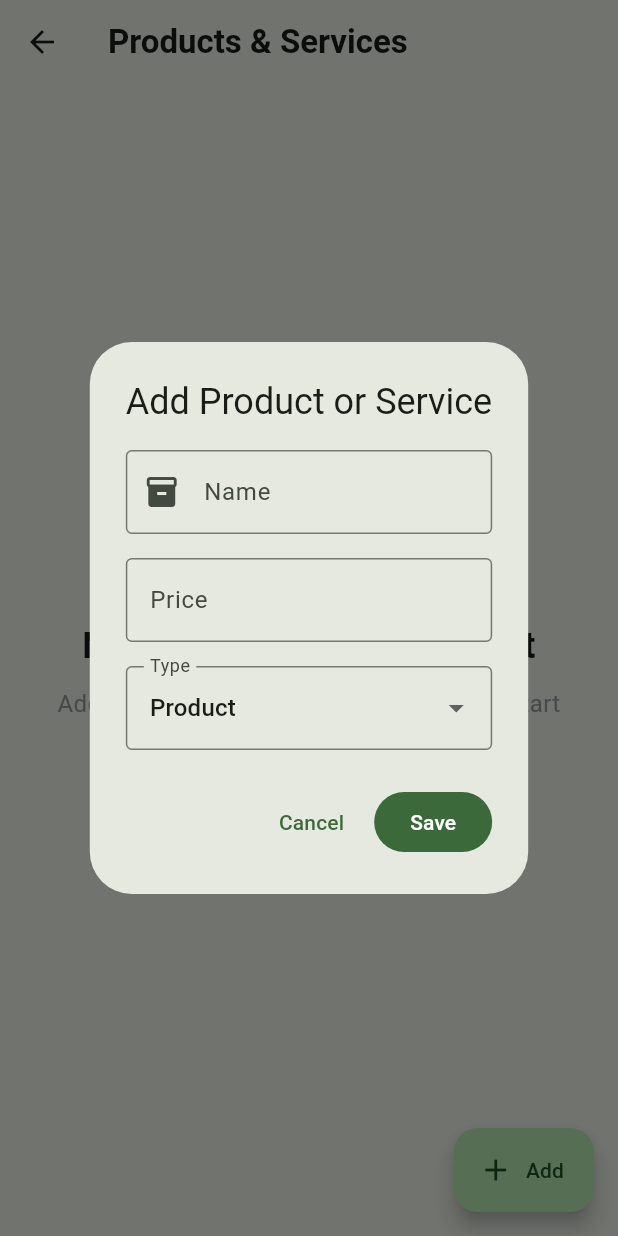
After one commit to KhensaneM/KasiBiz, a Flutter app: the ProductsPage screen opened directly, after a tap on "Add Product or Service", on a phone screen of 412 x 824 dp. The commit adds this screen. Run offline on Flutter 3.47's test engine with Material 3 defaults, Android fonts, the phone set to English and light mode, and no system bars; our stand-ins replace firebase_auth, firebase_core; accounts and stored records are empty.

Commit message:
Add products and services management

```diff
--- /dev/null
+++ b/lib/pages/products_page.dart
@@ -0,0 +1,282 @@
+import 'package:flutter/material.dart';
+
+class ProductsPage extends StatefulWidget {
+  const ProductsPage({super.key});
+
+  @override
+  State<ProductsPage> createState() => _ProductsPageState();
+}
+
+class _ProductsPageState extends State<ProductsPage> {
+  final List<Map<String, dynamic>> _items = [];
+
+  Future<void> _showAddItemDialog() async {
+    final nameController = TextEditingController();
+    final priceController = TextEditingController();
+
+    String selectedType = 'Product';
+
+    await showDialog<void>(
+      context: context,
+      builder: (dialogContext) {
+        return StatefulBuilder(
+          builder: (context, setDialogState) {
+            return AlertDialog(
+              title: const Text('Add Product or Service'),
+              content: SingleChildScrollView(
+                child: Column(
+                  mainAxisSize: MainAxisSize.min,
+                  children: [
+                    TextField(
+                      controller: nameController,
+                      textCapitalization: TextCapitalization.words,
+                      decoration: const InputDecoration(
+                        labelText: 'Name',
+                        hintText: 'Example: Kota',
+                        border: OutlineInputBorder(),
+                        prefixIcon: Icon(Icons.inventory_2),
+                      ),
+                    ),
+                    const SizedBox(height: 16),
+                    TextField(
+                      controller: priceController,
+                      keyboardType: const TextInputType.numberWithOptions(
+                        decimal: true,
+                      ),
+                      decoration: const InputDecoration(
+                        labelText: 'Price',
+                        hintText: 'Example: 35.00',
+                        border: OutlineInputBorder(),
+                        prefixText: 'R ',
+                      ),
+                    ),
+                    const SizedBox(height: 16),
+                    DropdownButtonFormField<String>(
+                      initialValue: selectedType,
+                      decoration: const InputDecoration(
+                        labelText: 'Type',
+                        border: OutlineInputBorder(),
+                      ),
+                      items: const [
+                        DropdownMenuItem(
+                          value: 'Product',
+                          child: Text('Product'),
+                        ),
+                        DropdownMenuItem(
+                          value: 'Service',
+                          child: Text('Service'),
+                        ),
+                      ],
+                      onChanged: (value) {
+                        if (value == null) return;
+
+                        setDialogState(() {
+                          selectedType = value;
+                        });
+                      },
+                    ),
+                  ],
+                ),
+              ),
+              actions: [
+                TextButton(
+                  onPressed: () {
+                    Navigator.of(dialogContext).pop();
+                  },
+                  child: const Text('Cancel'),
+                ),
+                FilledButton(
+                  onPressed: () {
+                    final name = nameController.text.trim();
+                    final priceText = priceController.text.trim();
+                    final price = double.tryParse(priceText);
+
+                    if (name.isEmpty) {
+                      ScaffoldMessenger.of(this.context).showSnackBar(
+                        const SnackBar(
+                          content: Text(
+                            'Please enter a product or service name.',
+                          ),
+                        ),
+                      );
+                      return;
+                    }
+
+                    if (price == null || price < 0) {
+                      ScaffoldMessenger.of(this.context).showSnackBar(
+                        const SnackBar(
+                          content: Text(
+                            'Please enter a valid price.',
+                          ),
+                        ),
+                      );
+                      return;
+                    }
+
+                    setState(() {
+                      _items.add({
+                        'name': name,
+                        'price': price,
+                        'type': selectedType,
+                      });
+                    });
+
+                    Navigator.of(dialogContext).pop();
+                  },
+                  child: const Text('Save'),
+                ),
+              ],
+            );
+          },
+        );
+      },
+    );
+
+    // We deliberately do not manually dispose these here.
+    // The dialog has already been removed from the widget tree.
+  }
+
+  void _deleteItem(int index) {
+    final String itemName = _items[index]['name'] as String;
+
+    setState(() {
+      _items.removeAt(index);
+    });
+
+    ScaffoldMessenger.of(context).showSnackBar(
+      SnackBar(
+        content: Text('$itemName removed.'),
+      ),
+    );
+  }
+
+  @override
+  Widget build(BuildContext context) {
+    return Scaffold(
+      appBar: AppBar(
+        title: const Text(
+          'Products & Services',
+          style: TextStyle(
+            fontWeight: FontWeight.bold,
+          ),
+        ),
+      ),
+      floatingActionButton: FloatingActionButton.extended(
+        onPressed: _showAddItemDialog,
+        icon: const Icon(Icons.add),
+        label: const Text('Add'),
+      ),
+      body: _items.isEmpty
+          ? _buildEmptyState()
+          : _buildItemsList(),
+    );
+  }
+
+  Widget _buildEmptyState() {
+    return Center(
+      child: Padding(
+        padding: const EdgeInsets.all(32),
+        child: Column(
+          mainAxisAlignment: MainAxisAlignment.center,
+          children: [
+            const Icon(
+              Icons.inventory_2_outlined,
+              size: 90,
+              color: Colors.green,
+            ),
+            const SizedBox(height: 20),
+            const Text(
+              'No products or services yet',
+              textAlign: TextAlign.center,
+              style: TextStyle(
+                fontSize: 24,
+                fontWeight: FontWeight.bold,
+              ),
+            ),
+            const SizedBox(height: 10),
+            const Text(
+              'Add what your business sells so you can start recording sales.',
+              textAlign: TextAlign.center,
+              style: TextStyle(
+                fontSize: 16,
+                color: Colors.grey,
+              ),
+            ),
+            const SizedBox(height: 25),
+            FilledButton.icon(
+              onPressed: _showAddItemDialog,
+              icon: const Icon(Icons.add),
+              label: const Text(
+                'Add Product or Service',
+              ),
+            ),
+          ],
+        ),
+      ),
+    );
+  }
+
+  Widget _buildItemsList() {
+    return ListView.builder(
+      padding: const EdgeInsets.fromLTRB(
+        16,
+        16,
+        16,
+        100,
+      ),
+      itemCount: _items.length,
+      itemBuilder: (context, index) {
+        final item = _items[index];
+
+        final String name = item['name'] as String;
+        final double price = item['price'] as double;
+        final String type = item['type'] as String;
+
+        return Card(
+          margin: const EdgeInsets.only(bottom: 12),
+          child: ListTile(
+            contentPadding: const EdgeInsets.symmetric(
+              horizontal: 18,
+              vertical: 8,
+            ),
+            leading: CircleAvatar(
+              child: Icon(
+                type == 'Product'
+                    ? Icons.shopping_bag
+                    : Icons.design_services,
+              ),
+            ),
+            title: Text(
+              name,
+              style: const TextStyle(
+                fontWeight: FontWeight.bold,
+              ),
+            ),
+            subtitle: Text(type),
+            trailing: Row(
+              mainAxisSize: MainAxisSize.min,
+              children: [
+                Text(
+                  'R${price.toStringAsFixed(2)}',
+                  style: const TextStyle(
+                    fontSize: 16,
+                    fontWeight: FontWeight.bold,
+                  ),
+                ),
+                IconButton(
+                  tooltip: 'Delete',
+                  onPressed: () {
+                    _deleteItem(index);
+                  },
+                  icon: const Icon(
+                    Icons.delete_outline,
+                  ),
+                ),
+              ],
+            ),
+          ),
+        );
+      },
+    );
+  }
+}
```
Also changed, not shown: lib/main.dart (+8 -30 lines), lib/pages/logged_in_page.dart (+13 -1 lines), lib/pages/login_page.dart (+16 -45 lines).
